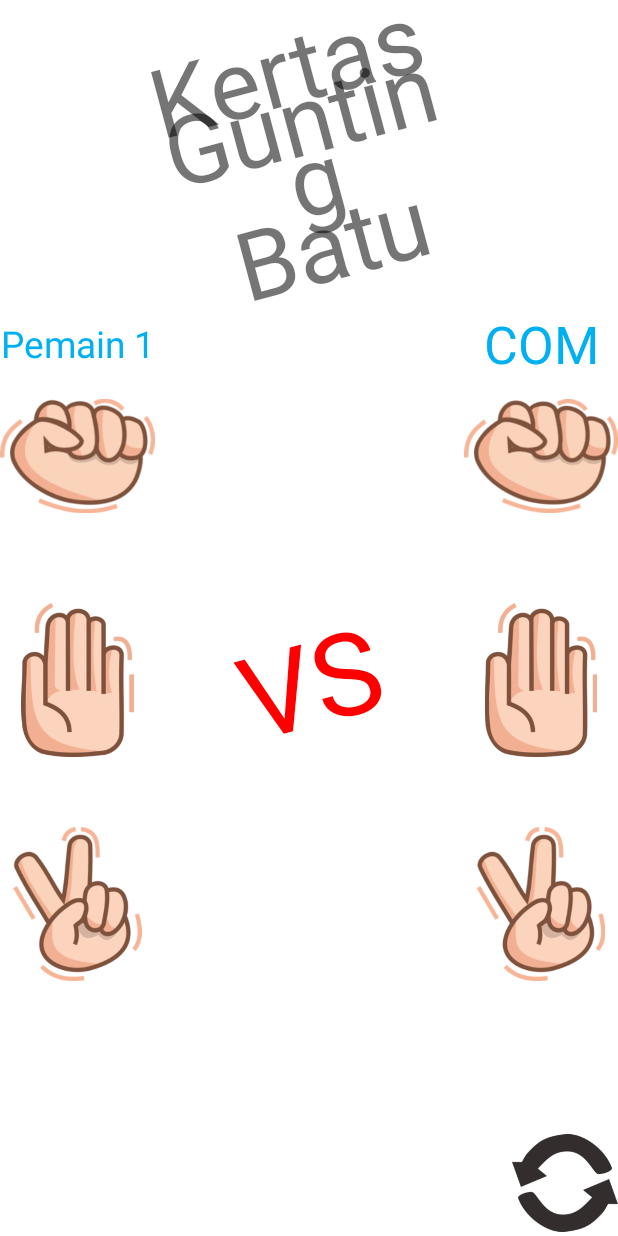
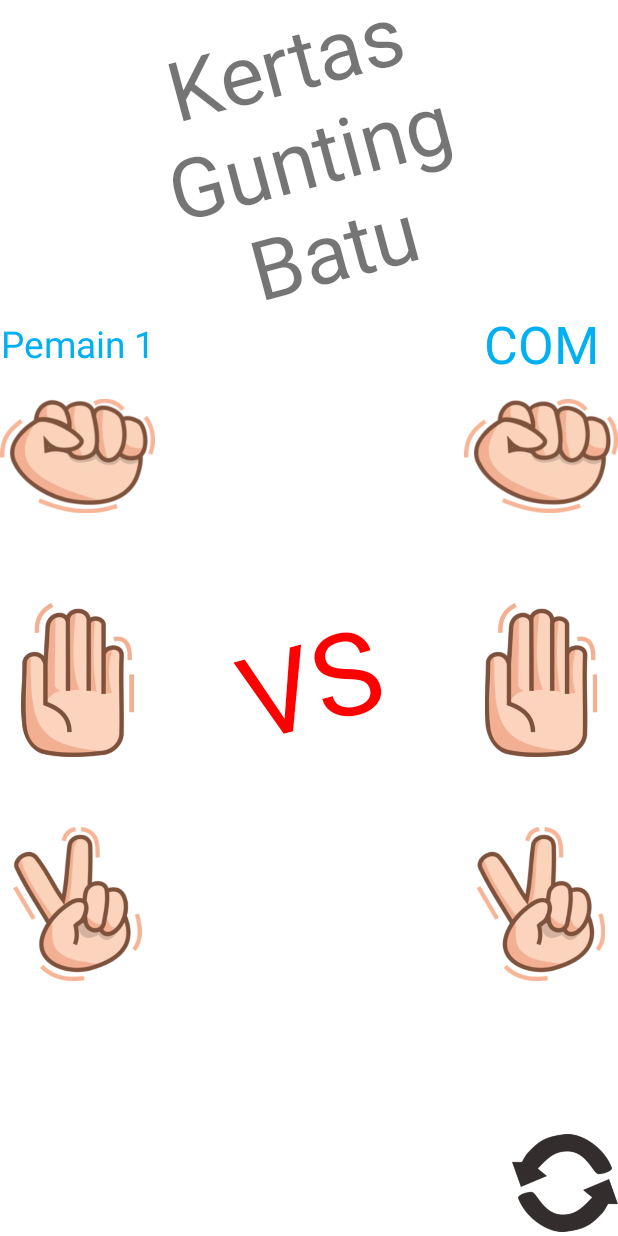
Before and after one commit to JV1703/RPS-Android-Chapter_4-Challenge, an Android app: the layout activity_main.xml on its own in the app's theme, with its tools: preview values and no code run, on a phone screen of 412 x 824 dp. Run offline under Robolectric (Android 15) with nearby library versions, the phone set to English and light mode, and no system bars; Roboto replaces fonts that are not available here.

Commit message:
layout adjustment for wearable devices

```diff
--- a/app/src/main/res/layout-land/activity_main.xml
+++ b/app/src/main/res/layout-land/activity_main.xml
@@ -160,7 +160,6 @@
             android:layout_marginBottom="32dp"
             android:fontFamily="@font/caveat_brush"
             android:gravity="center"
-            android:lineSpacingExtra="-24dp"
             android:rotation="@dimen/rotation"
             app:autoSizeTextType="uniform"
             app:layout_constraintBottom_toTopOf="@+id/result"
--- a/app/src/main/res/layout/activity_main.xml
+++ b/app/src/main/res/layout/activity_main.xml
@@ -157,7 +157,6 @@
             android:layout_height="0dp"
             android:fontFamily="@font/caveat_brush"
             android:gravity="center"
-            android:lineSpacingExtra="-40dp"
             android:rotation="@dimen/rotation"
             app:autoSizeTextType="uniform"
             app:layout_constraintBottom_toTopOf="@+id/guideline4"
```
